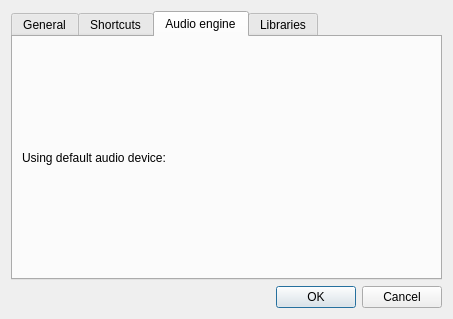
Above: src/wdialogsettings.ui from gillesdegottex/dfasma before the change. Below: the same form after it.
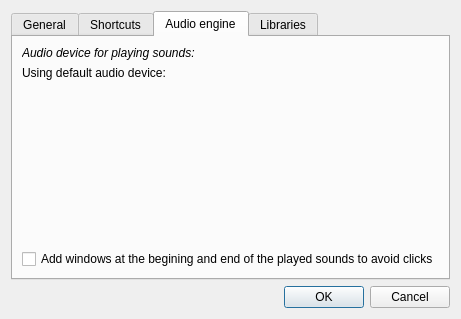
That is the form after the change. The open tabs and pages were chosen to show the change.

Commit message: Add windows at the beginning and end of played sounds to avoid clicks

```diff
--- a/src/wdialogsettings.ui
+++ b/src/wdialogsettings.ui
@@ -87,6 +87,13 @@
        <string>Audio engine</string>
       </attribute>
       <layout class="QVBoxLayout" name="verticalLayout_2">
+       <item>
+        <widget class="QLabel" name="label_4">
+         <property name="text">
+          <string>&lt;html&gt;&lt;head/&gt;&lt;body&gt;&lt;p&gt;&lt;span style=&quot; font-style:italic;&quot;&gt;Audio device for playing sounds:&lt;/span&gt;&lt;/p&gt;&lt;/body&gt;&lt;/html&gt;</string>
+         </property>
+        </widget>
+       </item>
        <item>
         <layout class="QHBoxLayout" name="horizontalLayout">
          <item>
@@ -111,6 +118,26 @@
          </item>
         </layout>
        </item>
+       <item>
+        <spacer name="verticalSpacer_3">
+         <property name="orientation">
+          <enum>Qt::Vertical</enum>
+         </property>
+         <property name="sizeHint" stdset="0">
+          <size>
+           <width>20</width>
+           <height>144</height>
+          </size>
+         </property>
+        </spacer>
+       </item>
+       <item>
+        <widget class="QCheckBox" name="ckPlayAddWindows">
+         <property name="text">
+          <string>Add windows at the begining and end of the played sounds to avoid clicks</string>
+         </property>
+        </widget>
+       </item>
       </layout>
      </widget>
      <widget class="QWidget" name="tabLibraries">
```
Left out of the diff: 6 changed lines with no effect on the pictures. The commit also changes 2 other files.
